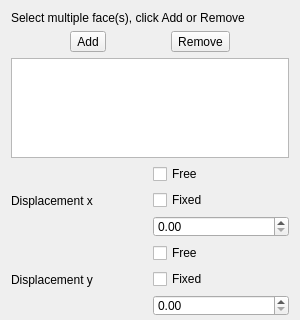
Old version of the form src/Mod/Fem/Gui/TaskFemConstraintDisplacement.ui in the repository southseact-3d/fcd; both pictures show x 0 to 300 and y 0 to 320 of the 300 by 675 pixel window.
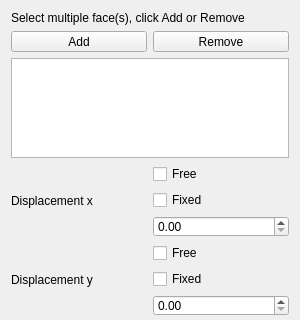
New version of the form.

Commit message:
[FEM] Expand Add/Remove buttons in constraint tasks
Minor UI improvement. The behavior had changed when the buttons were changed
from `QPushButton` to `QToolButton` in 457c8b6de2626e0ed5bc56fcce7aaf9d784dbc1d.

What changed in the file:
```diff
--- a/src/Mod/Fem/Gui/TaskFemConstraintDisplacement.ui
+++ b/src/Mod/Fem/Gui/TaskFemConstraintDisplacement.ui
@@ -46,6 +46,12 @@
     <layout class="QHBoxLayout" name="hLayout1">
      <item>
       <widget class="QToolButton" name="btnAdd">
+       <property name="sizePolicy">
+        <sizepolicy hsizetype="Expanding" vsizetype="Fixed">
+         <horstretch>0</horstretch>
+         <verstretch>0</verstretch>
+        </sizepolicy>
+       </property>
        <property name="text">
         <string>Add</string>
        </property>
@@ -56,6 +62,12 @@
      </item>
      <item>
       <widget class="QToolButton" name="btnRemove">
+       <property name="sizePolicy">
+        <sizepolicy hsizetype="Expanding" vsizetype="Fixed">
+         <horstretch>0</horstretch>
+         <verstretch>0</verstretch>
+        </sizepolicy>
+       </property>
        <property name="text">
         <string>Remove</string>
        </property>
```
The commit also changes 9 other files.
